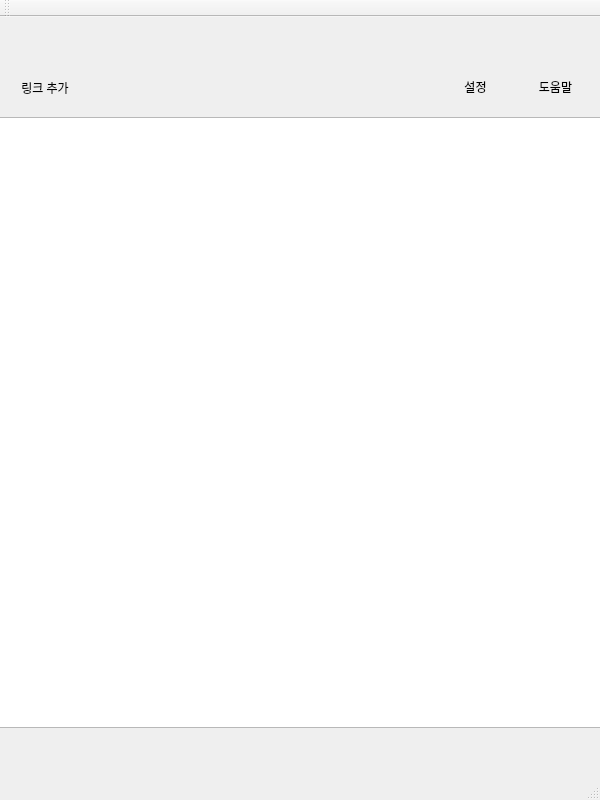
Before: the Qt Designer form mainwindow.ui in dsmMinseo/YoutubeDivideDownloader, drawn with Qt 5.
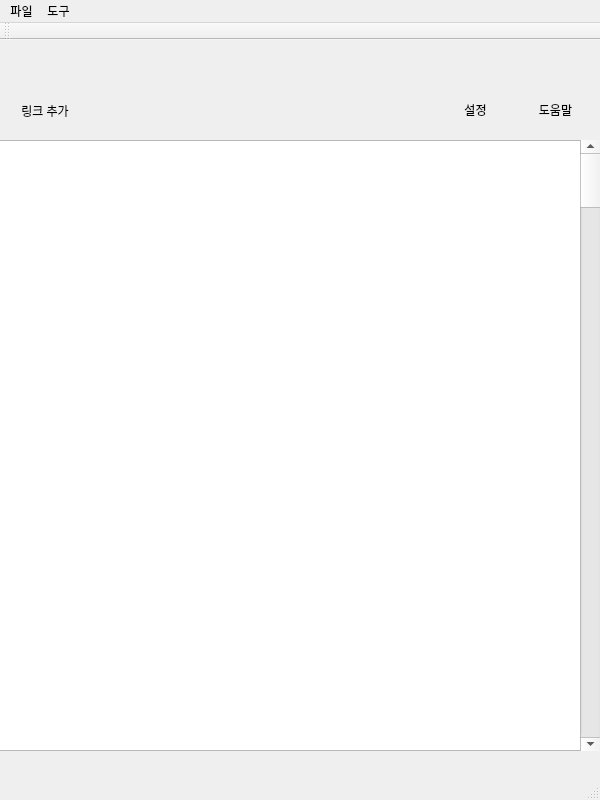
After: the same form once the commit is applied. Icons and pictures are not drawn.

Commit message: layout 제작_mainUIing

Patch:
```diff
--- a/mainwindow.ui
+++ b/mainwindow.ui
@@ -104,13 +104,26 @@
    <widget class="QListView" name="listView">
     <property name="geometry">
      <rect>
-      <x>-10</x>
+      <x>-3</x>
       <y>100</y>
       <width>611</width>
       <height>611</height>
      </rect>
     </property>
    </widget>
+   <widget class="QScrollBar" name="verticalScrollBar">
+    <property name="geometry">
+     <rect>
+      <x>580</x>
+      <y>100</y>
+      <width>21</width>
+      <height>611</height>
+     </rect>
+    </property>
+    <property name="orientation">
+     <enum>Qt::Vertical</enum>
+    </property>
+   </widget>
   </widget>
   <widget class="QMenuBar" name="menuBar">
    <property name="geometry">
@@ -121,6 +134,21 @@
      <height>26</height>
     </rect>
    </property>
+   <widget class="QMenu" name="menuFile">
+    <property name="title">
+     <string>파일</string>
+    </property>
+    <addaction name="actionAdd_File"/>
+   </widget>
+   <widget class="QMenu" name="menu">
+    <property name="title">
+     <string>도구</string>
+    </property>
+    <addaction name="action"/>
+    <addaction name="action_2"/>
+   </widget>
+   <addaction name="menuFile"/>
+   <addaction name="menu"/>
   </widget>
   <widget class="QToolBar" name="mainToolBar">
    <attribute name="toolBarArea">
```
Left out of the diff: 40 changed lines with no effect on the pictures. The commit also changes 6 other files.
